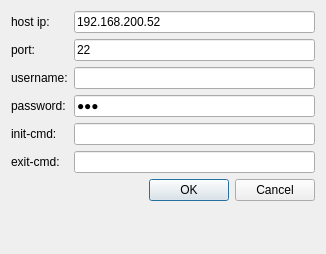
The window that dialog_setting.ui (anzyelay/qvncclient) describes before a commit, drawn with Qt 5.
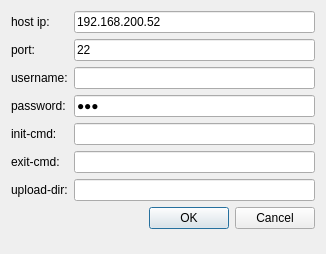
The same window after the commit.

The edit to the form file:
```diff
--- a/dialog_setting.ui
+++ b/dialog_setting.ui
@@ -72,7 +72,7 @@
      </property>
     </widget>
    </item>
-   <item row="6" column="1">
+   <item row="7" column="1">
     <widget class="QDialogButtonBox" name="buttonBox">
      <property name="orientation">
       <enum>Qt::Horizontal</enum>
@@ -116,6 +116,23 @@
      </property>
     </widget>
    </item>
+   <item row="6" column="1">
+    <widget class="QLineEdit" name="uploadDir">
+     <property name="text">
+      <string/>
+     </property>
+     <property name="echoMode">
+      <enum>QLineEdit::Normal</enum>
+     </property>
+    </widget>
+   </item>
+   <item row="6" column="0">
+    <widget class="QLabel" name="label_7">
+     <property name="text">
+      <string>upload-dir:</string>
+     </property>
+    </widget>
+   </item>
   </layout>
  </widget>
  <resources/>
```
